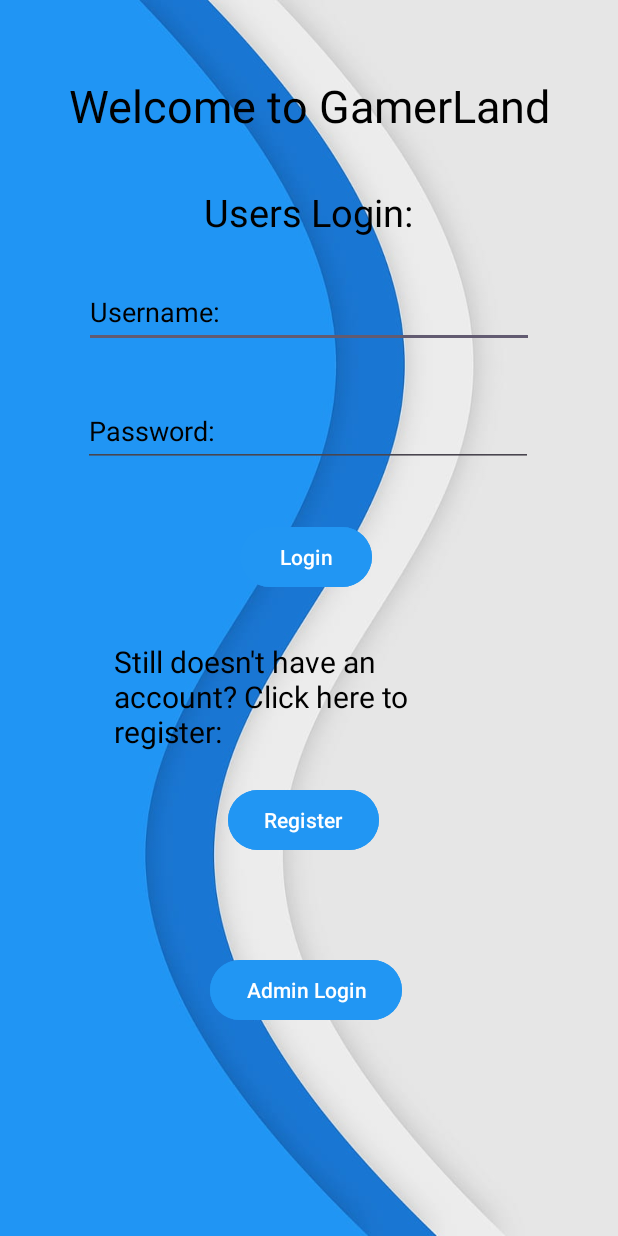
After one commit to ShayKat112/GamerLandRep1, an Android app: the activity_welcome screen opened directly, with no data from a screen before it, on a phone screen of 412 x 824 dp. The commit adds this screen. Run offline under Robolectric (Android 15) with nearby library versions, the phone set to English and light mode, and no system bars; Roboto replaces fonts that are not available here.

Commit message:
28/11/2024

```diff
--- a/app/src/main/java/com/example/gamerland/activity_register.java
+++ b/app/src/main/java/com/example/gamerland/activity_register.java
@@ -7,11 +7,7 @@ import android.widget.Button;
 import android.widget.EditText;
 import android.widget.ImageButton;
 
-import androidx.activity.EdgeToEdge;
 import androidx.appcompat.app.AppCompatActivity;
-import androidx.core.graphics.Insets;
-import androidx.core.view.ViewCompat;
-import androidx.core.view.WindowInsetsCompat;
 
 public class activity_register extends AppCompatActivity implements View.OnClickListener {
     ImageButton imbtnBack;
@@ -45,7 +41,7 @@ public class activity_register extends AppCompatActivity implements View.OnClick
 
     @Override
     public void onClick(View view) {
-        Intent imbtnBackClicked = new Intent(activity_register.this, MainActivity.class);
+        Intent imbtnBackClicked = new Intent(activity_register.this, activity_welcome.class);
         startActivity(imbtnBackClicked);
     }
 }
--- /dev/null
+++ b/app/src/main/java/com/example/gamerland/activity_welcome.java
@@ -0,0 +1,45 @@
+package com.example.gamerland;
+
+import android.content.Intent;
+import android.os.Bundle;
+import android.view.View;
+import android.widget.Button;
+import android.widget.EditText;
+
+import androidx.appcompat.app.AppCompatActivity;
+
+public class activity_welcome extends AppCompatActivity implements View.OnClickListener {
+
+    EditText edUsername;
+    EditText edPassword;
+    Button btnLogin;
+    Button btnRegister;
+    Button btnAdminLogin;
+
+    @Override
+    protected void onCreate(Bundle savedInstanceState) {
+        super.onCreate(savedInstanceState);
+        setContentView(R.layout.activity_welcome);
+
+        edUsername = findViewById(R.id.edUsername);
+        edPassword = findViewById(R.id.edPassword);
+        btnLogin = findViewById(R.id.btnLogin);
+        btnRegister = findViewById(R.id.btnRegister);
+        btnAdminLogin = findViewById(R.id.btnAdminLogin);
+
+        // Set click listeners for buttons using the implemented interface
+        btnRegister.setOnClickListener(this);
+        btnLogin.setOnClickListener(this);
+    }
+
+    @Override
+    public void onClick(View v) {
+        if (v == btnRegister) {
+            Intent intent1 = new Intent(activity_welcome.this, activity_register.class); // Assuming RegisterActivity exists
+            startActivity(intent1);
+        } else if (v == btnLogin) {
+            Intent intent2 = new Intent(activity_welcome.this, activity_home.class); // Assuming LoginActivity exists
+            startActivity(intent2);
+        }
+    }
+}
--- a/app/src/main/res/layout/activity_main.xml
+++ b/app/src/main/res/layout/activity_welcome.xml
@@ -5,7 +5,7 @@
     android:id="@+id/main"
     android:layout_width="match_parent"
     android:layout_height="match_parent"
-    tools:context=".MainActivity"
+    tools:context=".activity_welcome"
     android:background="@drawable/hd_wallpaper_pixel_2_android_background_blue_curved_design_google_material_white"
     >
 
--- a/app/src/main/res/values/colors.xml
+++ b/app/src/main/res/values/colors.xml
@@ -2,4 +2,5 @@
 <resources>
     <color name="black">#FF000000</color>
     <color name="white">#FFFFFFFF</color>
+    <color name="color">#429EC6</color>
 </resources>
```
Also changed, not shown: app/src/main/AndroidManifest.xml (+12 -6 lines), app/src/main/java/com/example/gamerland/MainActivity.java (deleted, +0 -42 lines), app/src/main/java/com/example/gamerland/activity_home.java (added, +18 -0 lines), app/src/main/java/com/example/gamerland/activity_open_screen.java (added, +42 -0 lines), app/src/main/res/layout/activity_home.xml (added, +10 -0 lines), app/src/main/res/layout/activity_open_screen.xml (added, +19 -0 lines), app/src/main/res/drawable/gamerlandicon.png (added).
